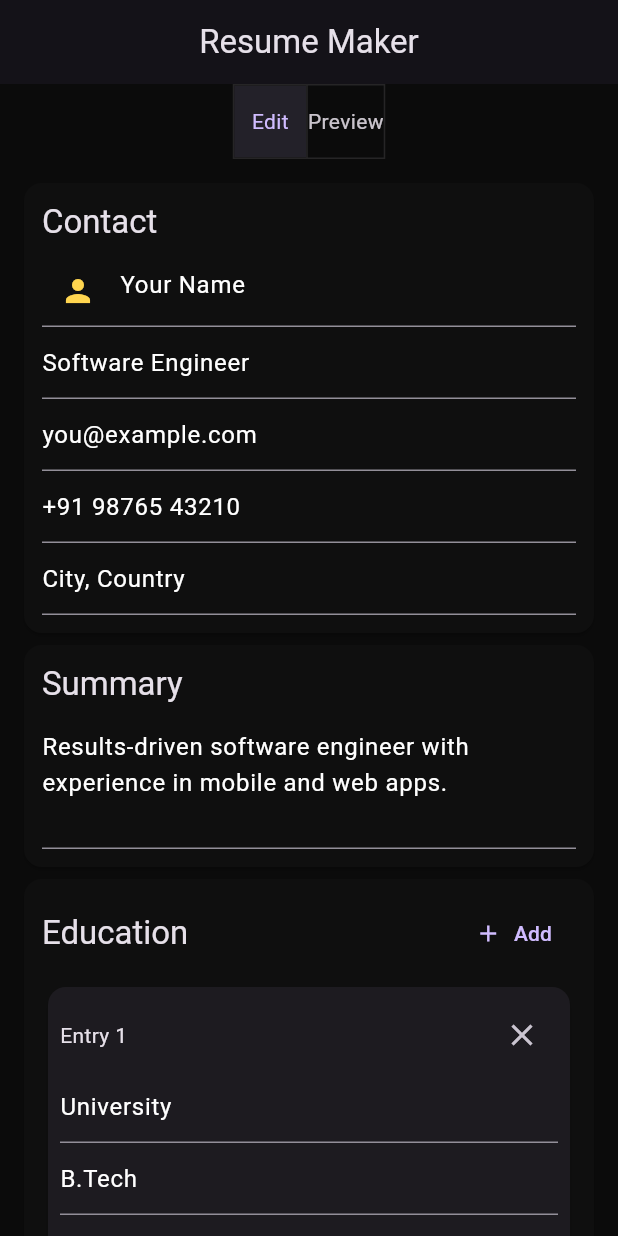
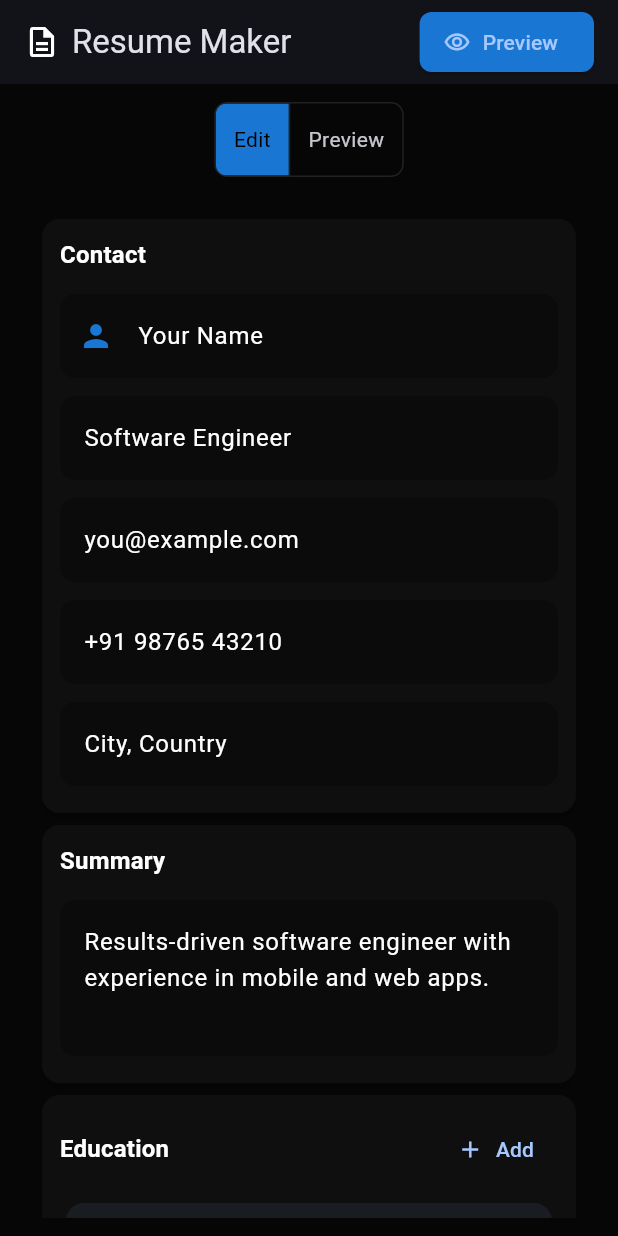
Before and after one commit to kunj24/MAD_practical, a Flutter app: the screen it shows after launch, on a phone screen of 412 x 824 dp. Run offline on Flutter 3.47's test engine with Material 3 defaults, Android fonts, the phone set to English and light mode, and no system bars.

Commit message:
Update pr5

```diff
--- a/pr5/lib/main.dart
+++ b/pr5/lib/main.dart
@@ -10,13 +10,31 @@ class ResumeMakerApp extends StatelessWidget {
 
   @override
   Widget build(BuildContext context) {
+    const Color accentColor = Color(0xFF1976D2);
     return MaterialApp(
       title: 'Resume Maker',
       debugShowCheckedModeBanner: false,
       theme: ThemeData(
         brightness: Brightness.dark,
-        primaryColor: Colors.amber[600],
-        scaffoldBackgroundColor: const Color(0xFF0B0B0B),
+        primaryColor: accentColor,
+        scaffoldBackgroundColor: const Color(0xFF060606),
+        colorScheme: ColorScheme.fromSeed(
+          seedColor: accentColor,
+          brightness: Brightness.dark,
+        ),
+        elevatedButtonTheme: ElevatedButtonThemeData(
+          style: ElevatedButton.styleFrom(
+            shape: RoundedRectangleBorder(
+              borderRadius: BorderRadius.circular(8),
+            ),
+            backgroundColor: accentColor,
+          ),
+        ),
+        toggleButtonsTheme: ToggleButtonsThemeData(
+          selectedColor: Colors.black,
+          fillColor: accentColor,
+          borderRadius: BorderRadius.circular(8),
+        ),
       ),
       home: const ResumeHomePage(),
     );
--- a/pr5/lib/pages/resume_home.dart
+++ b/pr5/lib/pages/resume_home.dart
@@ -22,10 +22,12 @@ class _ResumeHomePageState extends State<ResumeHomePage> {
   // Summary, Skills, Projects
   final summaryController = TextEditingController(
     text:
-          'Results-driven software engineer with experience in mobile and web apps.');
+        'Results-driven software engineer with experience in mobile and web apps.',
+  );
   final skillsController = TextEditingController(text: 'Dart, Flutter, Python');
-  final projectsController =
-      TextEditingController(text: 'Project A — Mobile app; Project B — Backend');
+  final projectsController = TextEditingController(
+    text: 'Project A — Mobile app; Project B — Backend',
+  );
 
   // Dynamic lists
   late List<EducationEntry> education;
@@ -37,8 +39,16 @@ class _ResumeHomePageState extends State<ResumeHomePage> {
   @override
   void initState() {
     super.initState();
-    education = [EducationEntry(institute: 'University', degree: 'B.Tech', year: '2024')];
-    experience = [ExperienceEntry(company: 'Acme Corp', role: 'Intern', duration: 'Jun-Aug 2023')];
+    education = [
+      EducationEntry(institute: 'University', degree: 'B.Tech', year: '2024'),
+    ];
+    experience = [
+      ExperienceEntry(
+        company: 'Acme Corp',
+        role: 'Intern',
+        duration: 'Jun-Aug 2023',
+      ),
+    ];
   }
 
   void addEducation() => setState(() => education.add(EducationEntry()));
@@ -50,21 +60,81 @@ class _ResumeHomePageState extends State<ResumeHomePage> {
   Widget build(BuildContext context) {
     return Scaffold(
       appBar: AppBar(
-        title: const Text('Resume Maker'),
-        centerTitle: true,
+        title: Row(
+          children: [
+            const Icon(Icons.description_outlined, color: Colors.white),
+            const SizedBox(width: 8),
+            const Text('Resume Maker'),
+            const Spacer(),
+            ElevatedButton.icon(
+              onPressed: () => setState(() => selectedTabIndex = 1),
+              icon: const Icon(Icons.visibility_outlined),
+              label: const Text('Preview'),
             ),
-      body: Column(
+          ],
+        ),
+        centerTitle: false,
+      ),
+      body: LayoutBuilder(
+        builder: (context, constraints) {
+          final isWide = constraints.maxWidth > 900;
+          return Padding(
+            padding: const EdgeInsets.all(12),
+            child: Column(
               children: [
                 ToggleButtons(
                   isSelected: [selectedTabIndex == 0, selectedTabIndex == 1],
                   onPressed: (i) => setState(() => selectedTabIndex = i),
-            children: const [Text('Edit'), Text('Preview')],
+                  children: const [
+                    Padding(
+                      padding: EdgeInsets.symmetric(horizontal: 12),
+                      child: Text('Edit'),
                     ),
-          Expanded(
-            child: selectedTabIndex == 0 ? buildEditor() : buildPreview(),
+                    Padding(
+                      padding: EdgeInsets.symmetric(horizontal: 12),
+                      child: Text('Preview'),
                     ),
                   ],
                 ),
+                const SizedBox(height: 12),
+                Expanded(
+                  child: selectedTabIndex == 0
+                      ? (isWide ? buildEditorWide() : buildEditor())
+                      : (isWide ? buildPreviewWide() : buildPreview()),
+                ),
+              ],
+            ),
+          );
+        },
+      ),
+    );
+  }
+
+  Widget buildEditorWide() {
+    return Row(
+      children: [
+        Expanded(flex: 2, child: buildEditor()),
+        const SizedBox(width: 12),
+        Expanded(flex: 1, child: buildPreviewCard()),
+      ],
+    );
+  }
+
+  Widget buildPreviewWide() {
+    return Row(
+      children: [
+        Expanded(flex: 1, child: buildEditor()),
+        const SizedBox(width: 12),
+        Expanded(flex: 1, child: buildPreviewCard()),
+      ],
+    );
+  }
+
+  Widget buildPreviewCard() {
+    return Card(
+      color: const Color(0xFF0F0F0F),
+      shape: RoundedRectangleBorder(borderRadius: BorderRadius.circular(12)),
+      child: Padding(padding: const EdgeInsets.all(12), child: buildPreview()),
     );
   }
 
@@ -90,13 +160,30 @@ class _ResumeHomePageState extends State<ResumeHomePage> {
         ),
         SectionCard(
           title: 'Education',
-          action: TextButton.icon(onPressed: addEducation, icon: const Icon(Icons.add), label: const Text('Add')),
-          child: Column(children: [for (int i = 0; i < education.length; i++) buildEducationTile(i)]),
+          action: TextButton.icon(
+            onPressed: addEducation,
+            icon: const Icon(Icons.add),
+            label: const Text('Add'),
+          ),
+          child: Column(
+            children: [
+              for (int i = 0; i < education.length; i++) buildEducationTile(i),
+            ],
+          ),
         ),
         SectionCard(
           title: 'Experience',
-          action: TextButton.icon(onPressed: addExperience, icon: const Icon(Icons.add), label: const Text('Add')),
-          child: Column(children: [for (int i = 0; i < experience.length; i++) buildExperienceTile(i)]),
+          action: TextButton.icon(
+            onPressed: addExperience,
+            icon: const Icon(Icons.add),
+            label: const Text('Add'),
+          ),
+          child: Column(
+            children: [
+              for (int i = 0; i < experience.length; i++)
+                buildExperienceTile(i),
+            ],
+          ),
         ),
         SectionCard(
           title: 'Skills & Projects',
@@ -122,13 +209,32 @@ class _ResumeHomePageState extends State<ResumeHomePage> {
               children: [
                 Text('Entry ${i + 1}'),
                 const Spacer(),
-                IconButton(onPressed: () => removeEducation(i), icon: const Icon(Icons.close)),
+                IconButton(
+                  onPressed: () => removeEducation(i),
+                  icon: const Icon(Icons.close),
+                ),
               ],
             ),
-            smallTextField(initial: e.institute, placeholder: 'Institute', onChanged: (v) => setState(() => e.institute = v)),
-            smallTextField(initial: e.degree, placeholder: 'Degree', onChanged: (v) => setState(() => e.degree = v)),
-            smallTextField(initial: e.year, placeholder: 'Year', onChanged: (v) => setState(() => e.year = v)),
-            smallTextField(initial: e.details, placeholder: 'Details', onChanged: (v) => setState(() => e.details = v)),
+            smallTextField(
+              initial: e.institute,
+              placeholder: 'Institute',
+              onChanged: (v) => setState(() => e.institute = v),
+            ),
+            smallTextField(
+              initial: e.degree,
+              placeholder: 'Degree',
+              onChanged: (v) => setState(() => e.degree = v),
+            ),
+            smallTextField(
+              initial: e.year,
+              placeholder: 'Year',
+              onChanged: (v) => setState(() => e.year = v),
+            ),
+            smallTextField(
+              initial: e.details,
+              placeholder: 'Details',
+              onChanged: (v) => setState(() => e.details = v),
+            ),
           ],
         ),
       ),
@@ -146,13 +252,32 @@ class _ResumeHomePageState extends State<ResumeHomePage> {
               children: [
                 Text('Entry ${i + 1}'),
                 const Spacer(),
-                IconButton(onPressed: () => removeExperience(i), icon: const Icon(Icons.close)),
+                IconButton(
+                  onPressed: () => removeExperience(i),
+                  icon: const Icon(Icons.close),
+                ),
               ],
             ),
-            smallTextField(initial: ex.company, placeholder: 'Company', onChanged: (v) => setState(() => ex.company = v)),
-            smallTextField(initial: ex.role, placeholder: 'Role', onChanged: (v) => setState(() => ex.role = v)),
-            smallTextField(initial: ex.duration, placeholder: 'Duration', onChanged: (v) => setState(() => ex.duration = v)),
-            smallTextField(initial: ex.details, placeholder: 'Details', onChanged: (v) => setState(() => ex.details = v)),
+            smallTextField(
+              initial: ex.company,
+              placeholder: 'Company',
+              onChanged: (v) => setState(() => ex.company = v),
+            ),
+            smallTextField(
+              initial: ex.role,
+              placeholder: 'Role',
+              onChanged: (v) => setState(() => ex.role = v),
+            ),
+            smallTextField(
+              initial: ex.duration,
+              placeholder: 'Duration',
+              onChanged: (v) => setState(() => ex.duration = v),
+            ),
+            smallTextField(
+              initial: ex.details,
+              placeholder: 'Details',
+              onChanged: (v) => setState(() => ex.details = v),
+            ),
           ],
         ),
       ),
@@ -165,16 +290,23 @@ class _ResumeHomePageState extends State<ResumeHomePage> {
       child: Column(
         crossAxisAlignment: CrossAxisAlignment.start,
         children: [
-          Text(nameController.text, style: const TextStyle(fontSize: 28, fontWeight: FontWeight.bold)),
+          Text(
+            nameController.text,
+            style: const TextStyle(fontSize: 28, fontWeight: FontWeight.bold),
+          ),
           Text(titleController.text, style: const TextStyle(fontSize: 18)),
           const SizedBox(height: 10),
           Text('Summary: ${summaryController.text}'),
           const SizedBox(height: 10),
           Text('Education:'),
-          ...education.map((e) => Text('${e.degree}, ${e.institute} (${e.year})')),
+          ...education.map(
+            (e) => Text('${e.degree}, ${e.institute} (${e.year})'),
+          ),
           const SizedBox(height: 10),
           Text('Experience:'),
-          ...experience.map((ex) => Text('${ex.role} at ${ex.company} (${ex.duration})')),
+          ...experience.map(
+            (ex) => Text('${ex.role} at ${ex.company} (${ex.duration})'),
+          ),
           const SizedBox(height: 10),
           Text('Skills: ${skillsController.text}'),
           Text('Projects: ${projectsController.text}'),
--- a/pr5/lib/widgets/field_widgets.dart
+++ b/pr5/lib/widgets/field_widgets.dart
@@ -6,25 +6,50 @@ Widget buildTextField(
   IconData? icon,
   TextInputType keyboard = TextInputType.text,
 }) {
-  return TextField(
+  return Padding(
+    padding: const EdgeInsets.symmetric(vertical: 6),
+    child: TextField(
       controller: controller,
       keyboardType: keyboard,
       style: const TextStyle(color: Colors.white),
       decoration: InputDecoration(
         hintText: placeholder,
-      prefixIcon: icon == null ? null : Icon(icon, color: Colors.amber[300]),
+        prefixIcon: icon == null
+            ? null
+            : Icon(icon, color: const Color(0xFF1976D2)),
+        filled: true,
+        fillColor: const Color(0xFF0B0B0B),
+        border: OutlineInputBorder(
+          borderRadius: BorderRadius.circular(10),
+          borderSide: BorderSide.none,
+        ),
+      ),
     ),
   );
 }
 
-Widget buildMultilineField(TextEditingController controller, String placeholder) {
-  return TextField(
+Widget buildMultilineField(
+  TextEditingController controller,
+  String placeholder,
+) {
+  return Padding(
+    padding: const EdgeInsets.symmetric(vertical: 6),
+    child: TextField(
       controller: controller,
       keyboardType: TextInputType.multiline,
       minLines: 3,
       maxLines: 6,
       style: const TextStyle(color: Colors.white),
-    decoration: InputDecoration(hintText: placeholder),
+      decoration: InputDecoration(
+        hintText: placeholder,
+        filled: true,
+        fillColor: const Color(0xFF0B0B0B),
+        border: OutlineInputBorder(
+          borderRadius: BorderRadius.circular(10),
+          borderSide: BorderSide.none,
+        ),
+      ),
+    ),
   );
 }
 
@@ -40,9 +65,20 @@ Widget smallTextField({
     }
   });
 
-  return TextField(
+  return Padding(
+    padding: const EdgeInsets.symmetric(vertical: 6),
+    child: TextField(
       controller: controller,
-    style: const TextStyle(color: Colors.white),
-    decoration: InputDecoration(hintText: placeholder),
+      style: const TextStyle(color: Colors.white, fontSize: 14),
+      decoration: InputDecoration(
+        hintText: placeholder,
+        filled: true,
+        fillColor: const Color(0xFF0B0B0B),
+        border: OutlineInputBorder(
+          borderRadius: BorderRadius.circular(8),
+          borderSide: BorderSide.none,
+        ),
+      ),
+    ),
   );
 }
--- a/pr5/lib/widgets/section_card.dart
+++ b/pr5/lib/widgets/section_card.dart
@@ -17,13 +17,20 @@ class SectionCard extends StatelessWidget {
     return Card(
       color: const Color(0xFF0F0F0F),
       shape: RoundedRectangleBorder(borderRadius: BorderRadius.circular(12)),
+      elevation: 2,
       child: Padding(
         padding: const EdgeInsets.all(12),
         child: Column(
           children: [
             Row(
               children: [
-                Text(title, style: Theme.of(context).textTheme.titleLarge),
+                Text(
+                  title,
+                  style: Theme.of(context).textTheme.titleMedium?.copyWith(
+                    fontWeight: FontWeight.w600,
+                    color: Colors.white,
+                  ),
+                ),
                 const Spacer(),
                 if (action != null) action!,
               ],
```
Also changed, not shown: 1 other file. Lines whose indentation alone changed are shown as unchanged.
